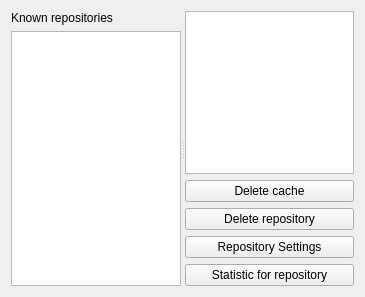
This is src/svnfrontend/database/dboverview.ui in KDE/kdesvn as Qt 5 draws it before an edit. The edited form follows.
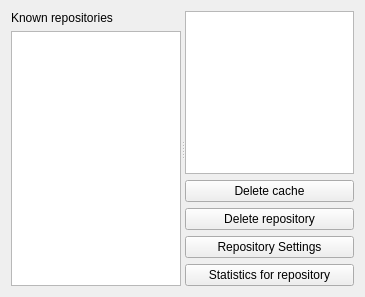
This is the edited form. Custom widgets are drawn as their Qt base class.

```diff
--- a/src/svnfrontend/database/dboverview.ui
+++ b/src/svnfrontend/database/dboverview.ui
@@ -74,7 +74,7 @@
        <item row="4" column="0">
         <widget class="QPushButton" name="m_StatisticButton">
          <property name="text">
-          <string>Statistic for repository</string>
+          <string>Statistics for repository</string>
          </property>
         </widget>
        </item>
```
